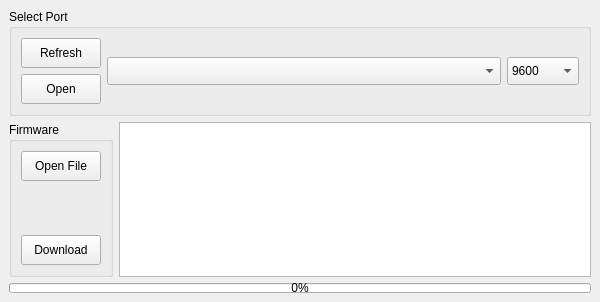
First picture: the form in CHFirmwareUpdater/mainwindow.ui, repository dongFangTuring/CHCenter, before the edit.
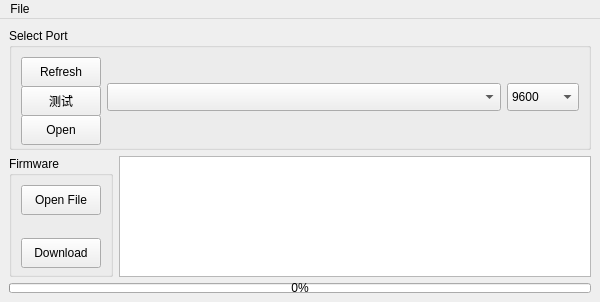
Second picture: the form after the edit.

Commit message: add test dialog of CHFirmwareupdater

```diff
--- a/CHFirmwareUpdater/mainwindow.ui
+++ b/CHFirmwareUpdater/mainwindow.ui
@@ -54,6 +54,19 @@
            </property>
           </widget>
          </item>
+         <item>
+          <widget class="QPushButton" name="btn_test">
+           <property name="minimumSize">
+            <size>
+             <width>0</width>
+             <height>30</height>
+            </size>
+           </property>
+           <property name="text">
+            <string>测试</string>
+           </property>
+          </widget>
+         </item>
          <item>
           <widget class="QPushButton" name="btn_serial_open">
            <property name="minimumSize">
@@ -213,6 +226,28 @@
     </item>
    </layout>
   </widget>
+  <widget class="QMenuBar" name="menuBar">
+   <property name="geometry">
+    <rect>
+     <x>0</x>
+     <y>0</y>
+     <width>600</width>
+     <height>25</height>
+    </rect>
+   </property>
+   <widget class="QMenu" name="menuFile">
+    <property name="title">
+     <string>File</string>
+    </property>
+    <addaction name="actionOpen"/>
+   </widget>
+   <addaction name="menuFile"/>
+  </widget>
+  <action name="actionOpen">
+   <property name="text">
+    <string>Open1</string>
+   </property>
+  </action>
  </widget>
  <resources/>
  <connections/>
```
The commit also changes 11 other files.
